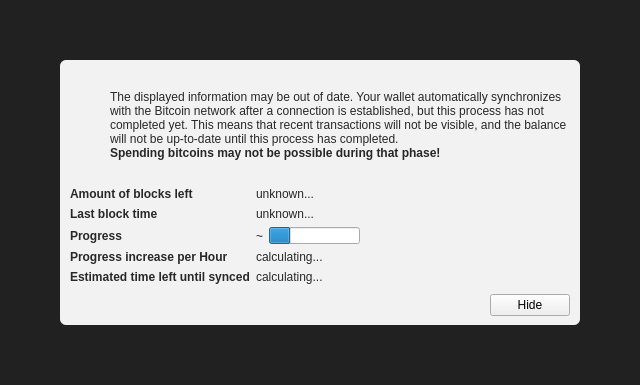
Above: src/qt/forms/modaloverlay.ui from CoinBlack/blackcoin-more before the change. Below: the same form after it.
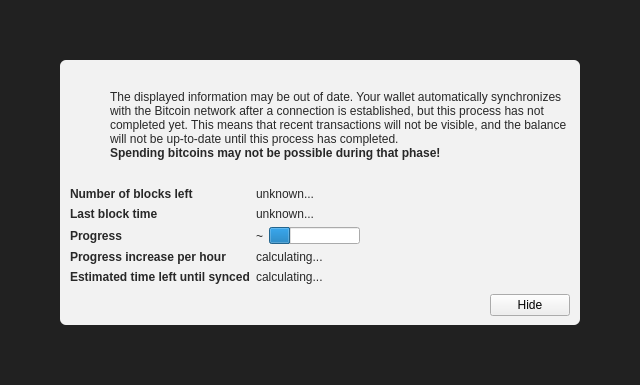
That is the form after the change. Icons and pictures are not drawn. Custom widgets are drawn as their Qt base class.

Commit message: Trivial: Grammar and capitalization

The edit to the form file:
```diff
--- a/src/qt/forms/modaloverlay.ui
+++ b/src/qt/forms/modaloverlay.ui
@@ -212,7 +212,7 @@
               </font>
              </property>
              <property name="text">
-              <string>Amount of blocks left</string>
+              <string>Number of blocks left</string>
              </property>
             </widget>
            </item>
@@ -292,7 +292,7 @@
               </font>
              </property>
              <property name="text">
-              <string>Progress increase per Hour</string>
+              <string>Progress increase per hour</string>
              </property>
             </widget>
            </item>
```
Left out of the diff: 4 changed lines with no effect on the pictures. The commit also changes 1 other file.
